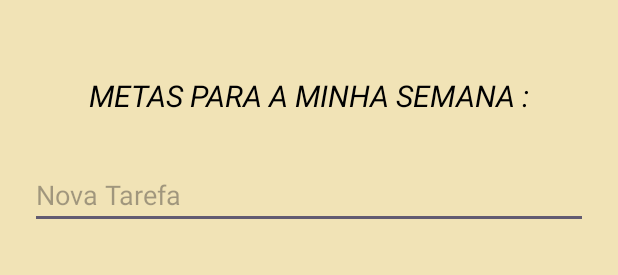
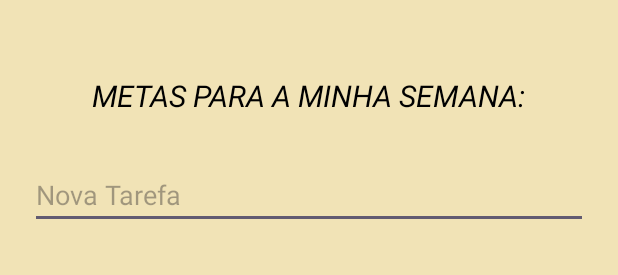
Before and after one commit to joyfelcastillo/To_Do_ListApp, an Android app: the layout fragment_pantalla2.xml on its own in the app's theme, with its tools: preview values and no code run, on a phone screen of 412 x 824 dp. Shown: the top 275 px of the screen. Run offline under Robolectric (Android 15) with nearby library versions, the phone set to English and light mode, and no system bars.

Commit message:
Aplicar style y strings a fragmen1 y fragmen2

```diff
--- a/app/src/main/res/layout/fragment_pantalla2.xml
+++ b/app/src/main/res/layout/fragment_pantalla2.xml
@@ -10,15 +10,12 @@
     tools:context=".MainActivity">
 
     <TextView
+        style="@style/MainTitle"
         android:id="@+id/Titulo"
         android:layout_width="wrap_content"
-        android:layout_height="wrap_content"
-        android:layout_marginTop="30dp"
-        android:textColor="@color/black"
-        android:textSize="20dp"
         android:layout_gravity="center_horizontal"
         android:textStyle="italic"
-        android:text="METAS PARA A MINHA SEMANA :"/>
+        android:text="@string/metas_para_a_minha_semana" />
 
     <EditText
         android:id="@+id/entradaDeTarefa"
@@ -28,13 +25,10 @@
         android:hint="Nova Tarefa" />
 
     <Button
+        style="@style/MainTitle"
         android:id="@+id/addButton"
         android:drawableEnd="@drawable/add_grupo6"
         android:layout_width="match_parent"
-        android:layout_height="wrap_content"
-        android:layout_marginTop="30dp"
-        android:textColor="@color/black"
-        android:textSize="20dp"
         android:layout_marginHorizontal="20dp"
         android:backgroundTint="#F2B907"
         android:text="Adicionar Tarefa" />
@@ -45,4 +39,5 @@
         android:layout_height="0dp"
         android:layout_marginTop="30dp"
         android:layout_weight="1" />
+
 </LinearLayout>
--- a/app/src/main/res/values/strings.xml
+++ b/app/src/main/res/values/strings.xml
@@ -2,5 +2,11 @@
     <string name="app_name">LISTADEPROYECTO</string>
     <!-- TODO: Remove or change this placeholder text -->
     <string name="hello_blank_fragment">Hello blank fragment</string>
+    <string name="entenda">Entenda</string>
+    <string name="bem_vindo">Bem-Vindo!</string>
+    <string name="use">Use</string>
+    <string name="aprenda">Aprenda</string>
+    <string name="listview">ListView:</string>
+    <string name="metas_para_a_minha_semana">METAS PARA A MINHA SEMANA:</string>
 
 </resources>
--- a/app/src/main/res/values/style.xml
+++ b/app/src/main/res/values/style.xml
@@ -1,6 +1,26 @@
 <?xml version="1.0" encoding="utf-8"?>
 <resources>
 
+    <style name="FormField">
+        <item name="android:layout_height">wrap_content</item>
+        <item name="android:textColor">@color/black</item>
+        <item name="android:textStyle">bold</item>
+    </style>
 
+    <style name="MainButton">
+        <item name="android:layout_height">wrap_content</item>
+        <item name="android:layout_width">wrap_content</item>
+        <item name="android:background">#E8DD7B</item>
+        <item name="android:textSize">30sp</item>
+        <item name="layout_constraintEnd_toEndOf">parent</item>
+        <item name="layout_constraintStart_toStartOf">@id/guideline</item>
+    </style>
+
+    <style name="MainTitle">
+        <item name="android:layout_height">wrap_content</item>
+        <item name="android:layout_marginTop">30dp</item>
+        <item name="android:textColor">@color/black</item>
+        <item name="android:textSize">20sp</item>
+    </style>
 
 </resources>
```
Also changed, not shown: app/src/main/res/layout/fragment_pantalla1.xml (+17 -39 lines).
